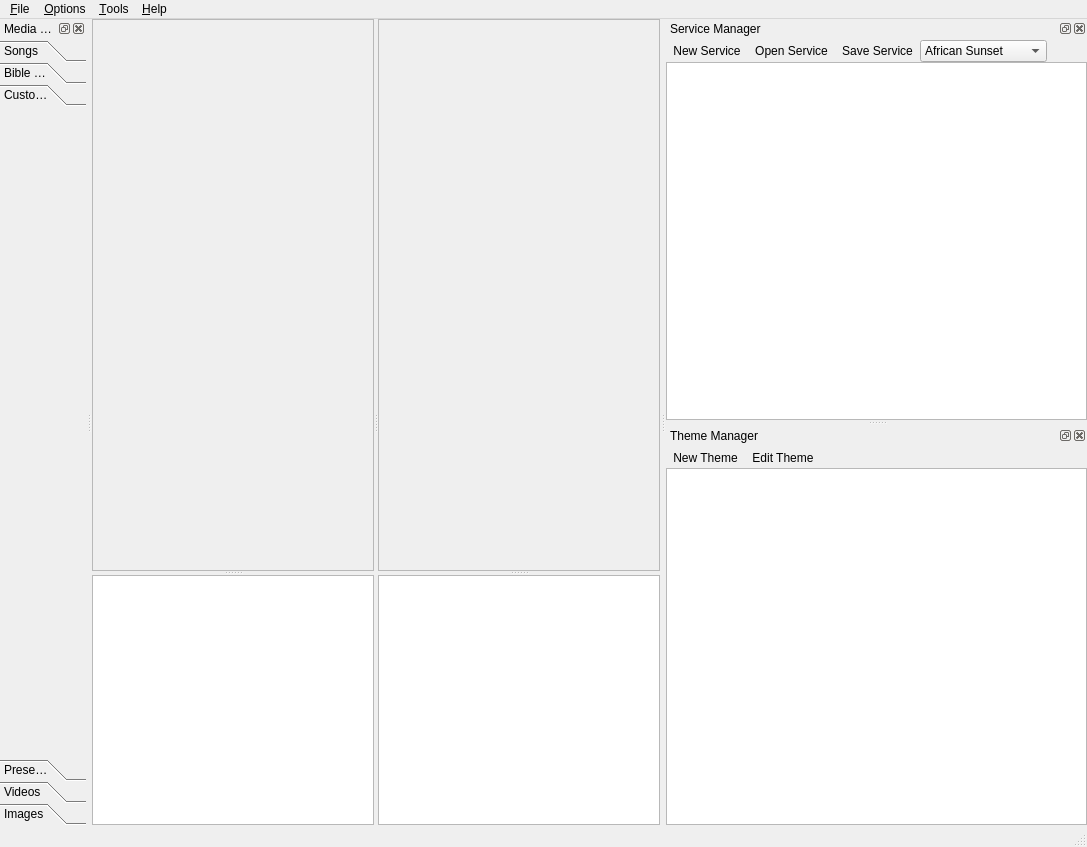
Old version of the form openlp/resources/forms/mainwindow.ui in the repository zonArt/openlp.
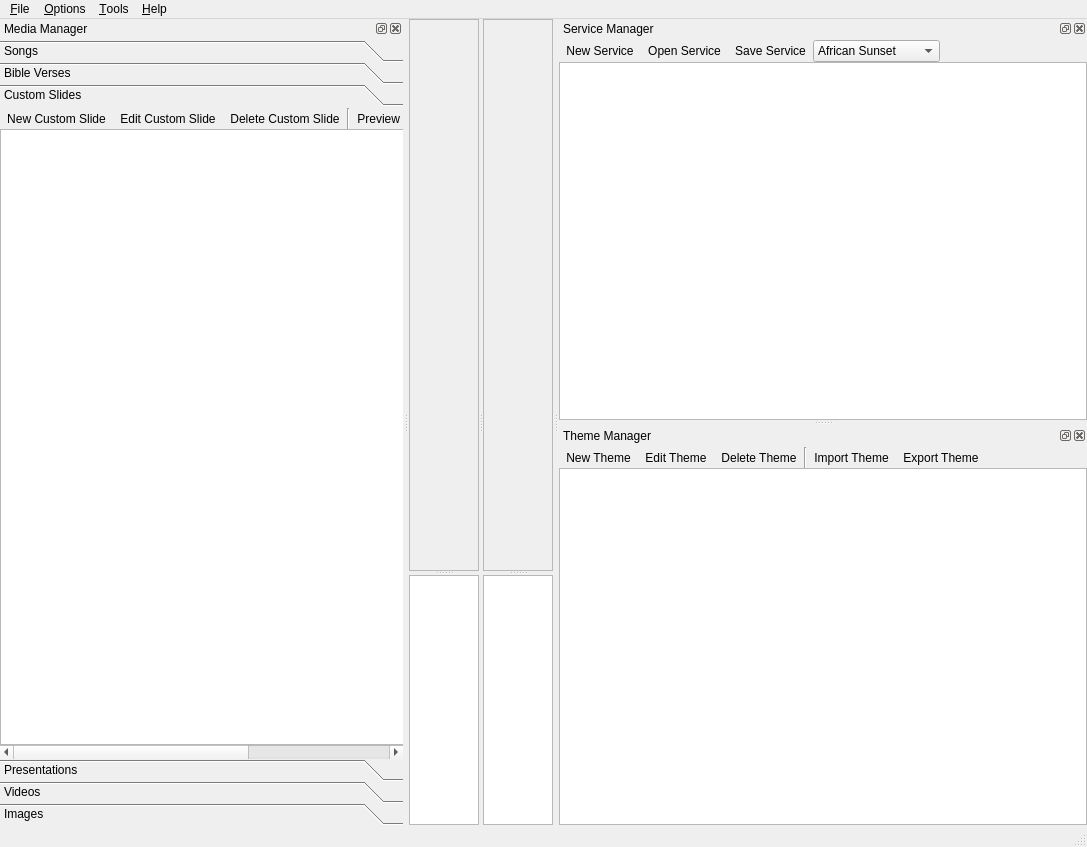
New version of the form. The open tabs and pages were chosen to show the change. Icons and pictures are not drawn.

Commit message: Added Custom Slide toolbox page and added buttons to it. Added more Theme toolbar buttons.

Patch:
```diff
--- a/openlp/resources/forms/mainwindow.ui
+++ b/openlp/resources/forms/mainwindow.ui
@@ -59,7 +59,7 @@
              <rect>
               <x>0</x>
               <y>0</y>
-              <width>275</width>
+              <width>254</width>
               <height>536</height>
              </rect>
             </property>
@@ -99,7 +99,7 @@
              <rect>
               <x>0</x>
               <y>0</y>
-              <width>275</width>
+              <width>254</width>
               <height>536</height>
              </rect>
             </property>
@@ -584,6 +584,14 @@
         </layout>
        </widget>
        <widget class="QWidget" name="CustomSlidePage" >
+        <property name="geometry" >
+         <rect>
+          <x>0</x>
+          <y>0</y>
+          <width>263</width>
+          <height>609</height>
+         </rect>
+        </property>
         <attribute name="label" >
          <string>Custom Slides</string>
         </attribute>
@@ -591,6 +599,178 @@
          <iconset resource="../images/openlp-2.qrc" >
           <normaloff>:/media/media_custom.png</normaloff>:/media/media_custom.png</iconset>
         </attribute>
+        <layout class="QVBoxLayout" name="verticalLayout" >
+         <property name="spacing" >
+          <number>0</number>
+         </property>
+         <property name="margin" >
+          <number>0</number>
+         </property>
+         <item>
+          <widget class="QWidget" native="1" name="CustomSlideToolbar" >
+           <layout class="QHBoxLayout" name="horizontalLayout_2" >
+            <property name="spacing" >
+             <number>0</number>
+            </property>
+            <property name="leftMargin" >
+             <number>0</number>
+            </property>
+            <property name="topMargin" >
+             <number>2</number>
+            </property>
+            <property name="rightMargin" >
+             <number>0</number>
+            </property>
+            <property name="bottomMargin" >
+             <number>0</number>
+            </property>
+            <item>
+             <widget class="QToolButton" name="CustomNewButton" >
+              <property name="text" >
+               <string>New Custom Slide</string>
+              </property>
+              <property name="icon" >
+               <iconset resource="../images/openlp-2.qrc" >
+                <normaloff>:/custom/custom_new.png</normaloff>:/custom/custom_new.png</iconset>
+              </property>
+              <property name="iconSize" >
+               <size>
+                <width>20</width>
+                <height>20</height>
+               </size>
+              </property>
+              <property name="autoRaise" >
+               <bool>true</bool>
+              </property>
+             </widget>
+            </item>
+            <item>
+             <widget class="QToolButton" name="CustomEditButton" >
+              <property name="text" >
+               <string>Edit Custom Slide</string>
+              </property>
+              <property name="icon" >
+               <iconset resource="../images/openlp-2.qrc" >
+                <normaloff>:/custom/custom_edit.png</normaloff>:/custom/custom_edit.png</iconset>
+              </property>
+              <property name="iconSize" >
+               <size>
+                <width>20</width>
+                <height>20</height>
+               </size>
+              </property>
+              <property name="autoRaise" >
+               <bool>true</bool>
+              </property>
+             </widget>
+            </item>
+            <item>
+             <widget class="QToolButton" name="CustomDeleteButton" >
+              <property name="text" >
+               <string>Delete Custom Slide</string>
+              </property>
+              <property name="icon" >
+               <iconset resource="../images/openlp-2.qrc" >
+                <normaloff>:/custom/custom_delete.png</normaloff>:/custom/custom_delete.png</iconset>
+              </property>
+              <property name="iconSize" >
+               <size>
+                <width>20</width>
+                <height>20</height>
+               </size>
+              </property>
+              <property name="autoRaise" >
+               <bool>true</bool>
+              </property>
+             </widget>
+            </item>
+            <item>
+             <widget class="Line" name="CustomToolbarLine" >
+              <property name="orientation" >
+               <enum>Qt::Vertical</enum>
+              </property>
+             </widget>
+            </item>
+            <item>
+             <widget class="QToolButton" name="CustomPreviewButton" >
+              <property name="text" >
+               <string>Preview Custom Slide</string>
+              </property>
+              <property name="icon" >
+               <iconset resource="../images/openlp-2.qrc" >
+                <normaloff>:/system/system_preview.png</normaloff>:/system/system_preview.png</iconset>
+              </property>
+              <property name="iconSize" >
+               <size>
+                <width>20</width>
+                <height>20</height>
+               </size>
+              </property>
+              <property name="autoRaise" >
+               <bool>true</bool>
+              </property>
+             </widget>
+            </item>
+            <item>
+             <widget class="QToolButton" name="CustomLiveButton" >
+              <property name="text" >
+               <string>Send Live</string>
+              </property>
+              <property name="icon" >
+               <iconset resource="../images/openlp-2.qrc" >
+                <normaloff>:/system/system_live.png</normaloff>:/system/system_live.png</iconset>
+              </property>
+              <property name="iconSize" >
+               <size>
+                <width>20</width>
+                <height>20</height>
+               </size>
+              </property>
+              <property name="autoRaise" >
+               <bool>true</bool>
+              </property>
+             </widget>
+            </item>
+            <item>
+             <widget class="QToolButton" name="CustomAddButton" >
+              <property name="text" >
+               <string>Add To Service</string>
+              </property>
+              <property name="icon" >
+               <iconset resource="../images/openlp-2.qrc" >
+                <normaloff>:/system/system_add.png</normaloff>:/system/system_add.png</iconset>
+              </property>
+              <property name="iconSize" >
+               <size>
+                <width>20</width>
+                <height>20</height>
+               </size>
+              </property>
+              <property name="autoRaise" >
+               <bool>true</bool>
+              </property>
+             </widget>
+            </item>
+            <item>
+             <spacer name="CustomToolbarSpacer" >
+              <property name="orientation" >
+               <enum>Qt::Horizontal</enum>
+              </property>
+              <property name="sizeHint" stdset="0" >
+               <size>
+                <width>84</width>
+                <height>20</height>
+               </size>
+              </property>
+             </spacer>
+            </item>
+           </layout>
+          </widget>
+         </item>
+         <item>
+          <widget class="QListWidget" name="CustomSlideList" />
+         </item>
+        </layout>
        </widget>
        <widget class="QWidget" name="PresentationPage" >
         <property name="geometry" >
@@ -1107,8 +1287,8 @@
           </property>
           <property name="iconSize" >
            <size>
-            <width>22</width>
-            <height>22</height>
+            <width>20</width>
+            <height>20</height>
            </size>
           </property>
           <property name="autoRaise" >
@@ -1127,8 +1307,8 @@
           </property>
           <property name="iconSize" >
            <size>
-            <width>22</width>
-            <height>22</height>
+            <width>20</width>
+            <height>20</height>
            </size>
           </property>
           <property name="autoRaise" >
@@ -1147,8 +1327,8 @@
           </property>
           <property name="iconSize" >
            <size>
-            <width>22</width>
-            <height>22</height>
+            <width>20</width>
+            <height>20</height>
            </size>
           </property>
           <property name="autoRaise" >
@@ -1251,8 +1431,8 @@
           </property>
           <property name="iconSize" >
            <size>
-            <width>22</width>
-            <height>22</height>
+            <width>20</width>
+            <height>20</height>
            </size>
           </property>
           <property name="autoRaise" >
@@ -1271,8 +1451,75 @@
           </property>
           <property name="iconSize" >
            <size>
-            <width>22</width>
-            <height>22</height>
+            <width>20</width>
+            <height>20</height>
+           </size>
+          </property>
+          <property name="autoRaise" >
+           <bool>true</bool>
+          </property>
+         </widget>
+        </item>
+        <item>
+         <widget class="QToolButton" name="ThemeDeleteButton" >
+          <property name="text" >
+           <string>Delete Theme</string>
+          </property>
+          <property name="icon" >
+           <iconset resource="../images/openlp-2.qrc" >
+            <normaloff>:/themes/theme_delete.png</normaloff>:/themes/theme_delete.png</iconset>
+          </property>
+          <property name="iconSize" >
+           <size>
+            <width>20</width>
+            <height>20</height>
+           </size>
+          </property>
+          <property name="autoRaise" >
+           <bool>true</bool>
+          </property>
+         </widget>
+        </item>
+        <item>
+         <widget class="Line" name="ThemeToolbarLine" >
+          <property name="orientation" >
+           <enum>Qt::Vertical</enum>
+          </property>
+         </widget>
+        </item>
+        <item>
+         <widget class="QToolButton" name="ThemeImportButton" >
+          <property name="text" >
+           <string>Import Theme</string>
+          </property>
+          <property name="icon" >
+           <iconset resource="../images/openlp-2.qrc" >
+            <normaloff>:/themes/theme_import.png</normaloff>:/themes/theme_import.png</iconset>
+          </property>
+          <property name="iconSize" >
+           <size>
+            <width>20</width>
+            <height>20</height>
+           </size>
+          </property>
+          <property name="autoRaise" >
+           <bool>true</bool>
+          </property>
+         </widget>
+        </item>
+        <item>
+         <widget class="QToolButton" name="ThemeExportButton" >
+          <property name="text" >
+           <string>Export Theme</string>
+          </property>
+          <property name="icon" >
+           <iconset resource="../images/openlp-2.qrc" >
+            <normaloff>:/themes/theme_export.png</normaloff>:/themes/theme_export.png</iconset>
+          </property>
+          <property name="iconSize" >
+           <size>
+            <width>20</width>
+            <height>20</height>
            </size>
           </property>
           <property name="autoRaise" >
```
Left out of the diff: 261 changed lines with no effect on the pictures.
